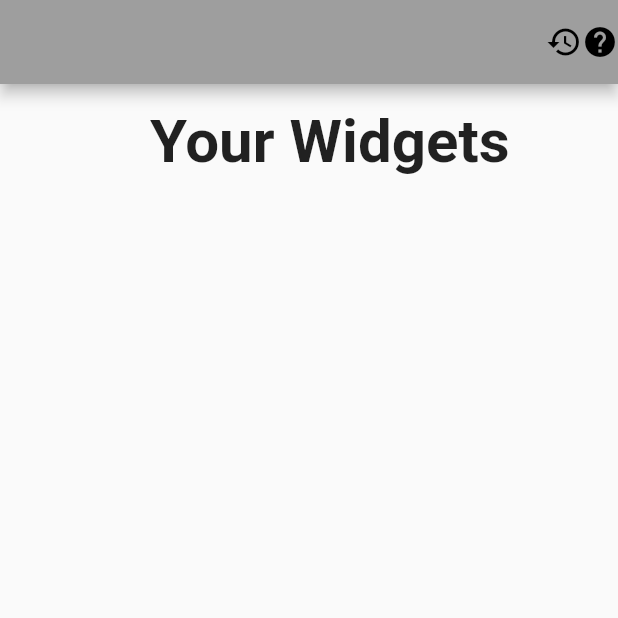
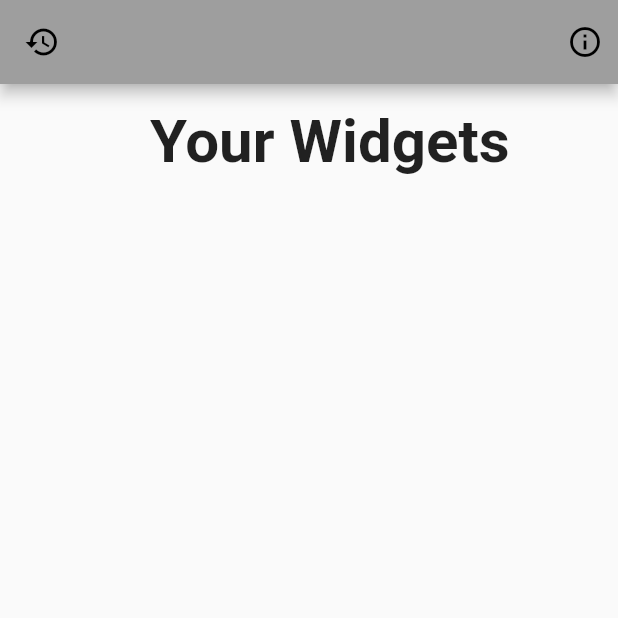
Before and after one commit to samueljml/widget-share, a Flutter app: the screen it shows after launch, on a phone screen of 412 x 824 dp, the top half of it. Run offline on Flutter 3.47's test engine with Material 2 defaults, Android fonts, the phone set to English and light mode, and no system bars.

Commit message:
Add new action button on AppBar

```diff
--- a/lib/main.dart
+++ b/lib/main.dart
@@ -9,13 +9,20 @@ class MyApp extends StatelessWidget {
   @override
   Widget build(BuildContext context) {
     return MaterialApp(
+      debugShowCheckedModeBanner: false,
       title: 'Flutter Demo',
       theme: ThemeData(
         primarySwatch: Colors.grey,
       ),
       home: Scaffold(
         appBar: AppBar(
-          actions: const [Icon(Icons.history), Icon(Icons.help)],
+          leading: const Icon(Icons.history),
+          actions: const [
+            Padding(
+              padding: EdgeInsets.all(10.0),
+              child: Icon(Icons.info_outline),
+            )
+          ],
         ),
         body: const Padding(
           padding: EdgeInsets.only(top: 15, left: 100),
```
